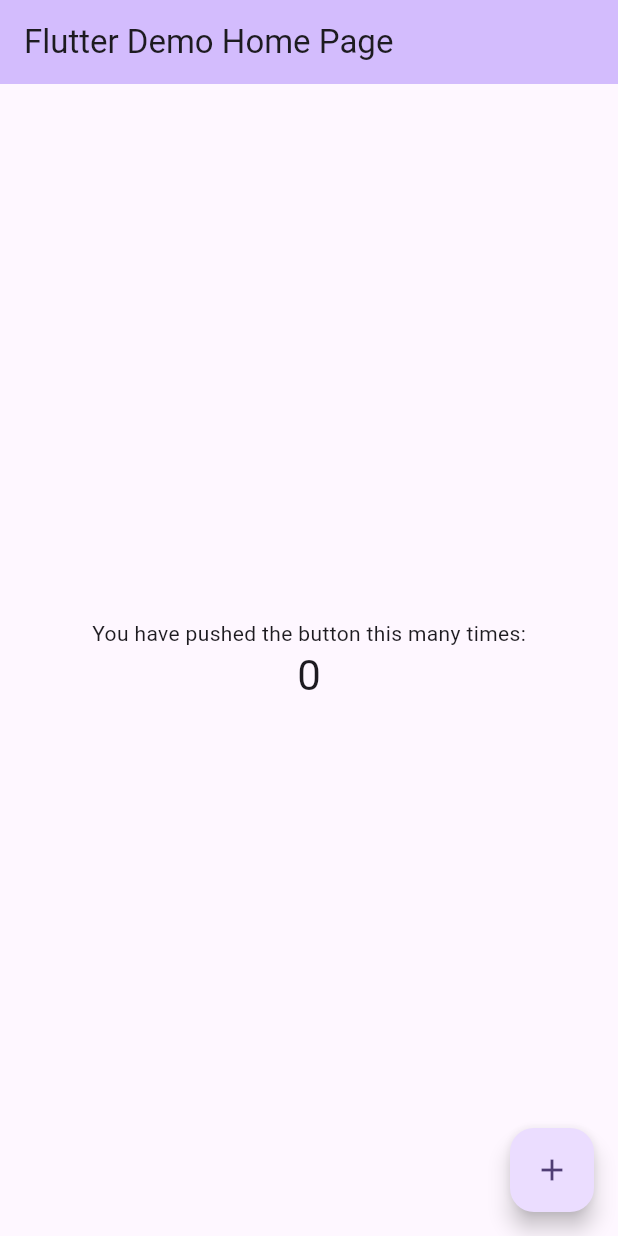
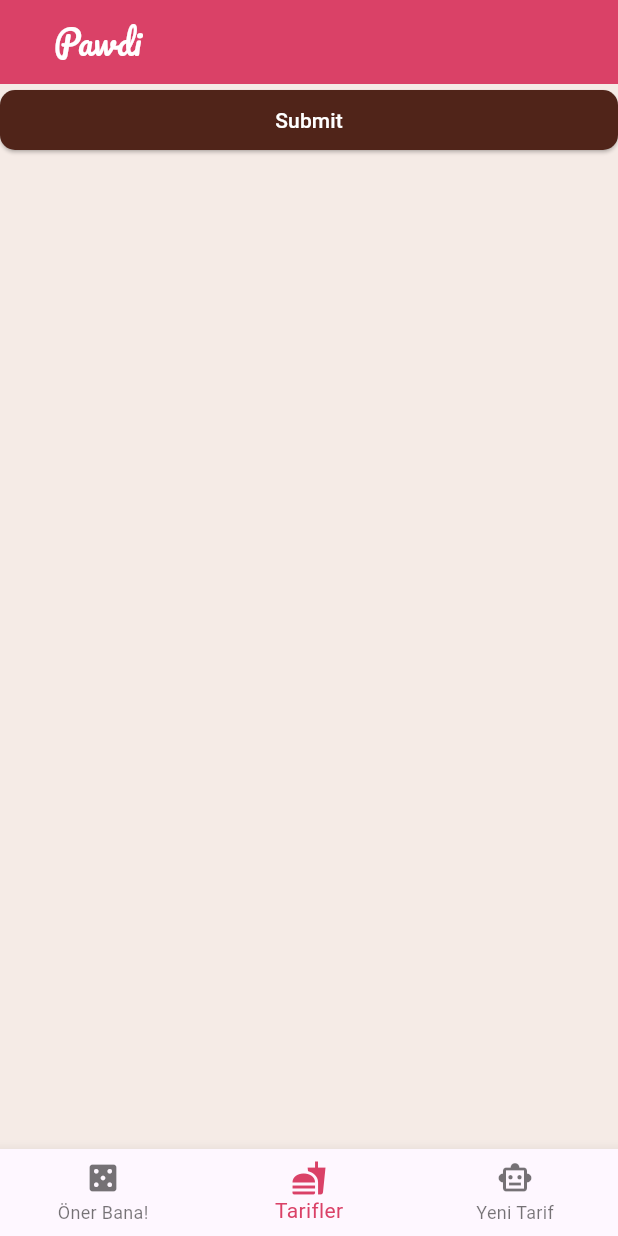
Before and after one commit to Dsoylular/bootcampGoogle, a Flutter app: the screen it shows after launch, on a phone screen of 412 x 824 dp. Run offline on Flutter 3.47's test engine with Material 3 defaults, Android fonts, the phone set to English and light mode, and no system bars.

Commit message:
MainPage.dart and appColors.dart first commmit

```diff
--- /dev/null
+++ b/lib/MainPage.dart
@@ -0,0 +1,87 @@
+import 'package:bootcamp_google/appColors.dart';
+import 'package:flutter/material.dart';
+
+class MainPage extends StatefulWidget {
+  const MainPage({super.key});
+
+  @override
+  State<MainPage> createState() => _MainPageState();
+}
+
+class _MainPageState extends State<MainPage> {
+  int _selectedIndex = 1;
+
+  @override
+  Widget build(BuildContext context) {
+    return Scaffold(
+      appBar: AppBar(
+        backgroundColor: pink,
+        title: const Row(
+          children: [
+             SizedBox(width: 20),
+            Expanded(
+              child: Text(
+                "Pawdi",
+                style: TextStyle(
+                  color: Colors.white,
+                  fontFamily: 'Pacifico',
+                ),
+              ),
+            ),
+          ],
+        ),
+      ),
+      body: buildMainPage(),
+      bottomNavigationBar: BottomNavigationBar(
+        items: const <BottomNavigationBarItem>[
+          BottomNavigationBarItem(
+            icon: Icon(Icons.casino),
+            label: 'Öner Bana!',
+          ),
+          BottomNavigationBarItem(
+            icon: Icon(Icons.fastfood),
+            label: 'Tarifler',
+          ),
+          BottomNavigationBarItem(
+            icon: Icon(Icons.smart_toy_outlined),
+            label: 'Yeni Tarif',
+          ),
+        ],
+        currentIndex: _selectedIndex,
+        selectedItemColor: pink,
+        onTap: _onItemTapped,
+      ),
+    );
+  }
+
+  void _onItemTapped(int index) {
+    setState(() {
+      _selectedIndex = index;
+    });
+  }
+
+  Widget buildMainPage() {
+    return Container(
+      color: cream,
+      width: double.infinity,
+      child: Column(
+        crossAxisAlignment: CrossAxisAlignment.stretch,
+        children: [
+          ElevatedButton(
+            onPressed: () {},
+            child: Text(
+              "Submit",
+              style: TextStyle(color: white),
+            ),
+            style: ElevatedButton.styleFrom(
+              backgroundColor: brown,
+              shape: RoundedRectangleBorder(
+                borderRadius: BorderRadius.circular(10),
+              ),
+            ),
+          ),
+        ],
+      ),
+    );
+  }
+}
--- /dev/null
+++ b/lib/appColors.dart
@@ -0,0 +1,14 @@
+import 'package:flutter/material.dart';
+
+Color white = Colors.white;
+Color black = Colors.black;
+Color darkGrey = Colors.black12;
+Color lightGrey = Colors.white30;
+Color denizCream = const Color.fromARGB(255, 245, 235, 230);
+
+Color pink = const Color.fromARGB(255, 218, 65, 103);
+Color cream = const Color.fromARGB(255, 245, 235, 230);
+Color lightBlue = const Color.fromARGB(255, 99, 105, 209);
+Color brown = const Color.fromARGB(255, 80, 36, 25);
+
+Color darkRed = const Color.fromARGB(255, 255, 221, 210);
--- a/lib/main.dart
+++ b/lib/main.dart
@@ -1,4 +1,6 @@
 import 'package:flutter/material.dart';
+
+import 'MainPage.dart';
 
 void main() {
   runApp(const MyApp());
@@ -7,104 +9,14 @@ void main() {
 class MyApp extends StatelessWidget {
   const MyApp({super.key});
 
-  // This widget is the root of your application.
   @override
   Widget build(BuildContext context) {
     return MaterialApp(
-      title: 'Flutter Demo',
+      title: 'Pawti',
       theme: ThemeData(
-        colorScheme: ColorScheme.fromSeed(seedColor: Colors.deepPurple),
-        useMaterial3: true,
+        primarySwatch: Colors.blue,
       ),
-      home: const MyHomePage(title: 'Flutter Demo Home Page'),
+      home: const MainPage(),
     );
   }
 }
-
-class MyHomePage extends StatefulWidget {
-  const MyHomePage({super.key, required this.title});
-
-  // This widget is the home page of your application. It is stateful, meaning
-  // that it has a State object (defined below) that contains fields that affect
-  // how it looks.
-
-  // This class is the configuration for the state. It holds the values (in this
-  // case the title) provided by the parent (in this case the App widget) and
-  // used by the build method of the State. Fields in a Widget subclass are
-  // always marked "final".
-
-  final String title;
-
-  @override
-  State<MyHomePage> createState() => _MyHomePageState();
-}
-
-class _MyHomePageState extends State<MyHomePage> {
-  int _counter = 0;
-
-  void _incrementCounter() {
-    setState(() {
-      // This call to setState tells the Flutter framework that something has
-      // changed in this State, which causes it to rerun the build method below
-      // so that the display can reflect the updated values. If we changed
-      // _counter without calling setState(), then the build method would not be
-      // called again, and so nothing would appear to happen.
-      _counter++;
-    });
-  }
-
-  @override
-  Widget build(BuildContext context) {
-    // This method is rerun every time setState is called, for instance as done
-    // by the _incrementCounter method above.
-    //
-    // The Flutter framework has been optimized to make rerunning build methods
-    // fast, so that you can just rebuild anything that needs updating rather
-    // than having to individually change instances of widgets.
-    return Scaffold(
-      appBar: AppBar(
-        // TRY THIS: Try changing the color here to a specific color (to
-        // Colors.amber, perhaps?) and trigger a hot reload to see the AppBar
-        // change color while the other colors stay the same.
-        backgroundColor: Theme.of(context).colorScheme.inversePrimary,
-        // Here we take the value from the MyHomePage object that was created by
-        // the App.build method, and use it to set our appbar title.
-        title: Text(widget.title),
-      ),
-      body: Center(
-        // Center is a layout widget. It takes a single child and positions it
-        // in the middle of the parent.
-        child: Column(
-          // Column is also a layout widget. It takes a list of children and
-          // arranges them vertically. By default, it sizes itself to fit its
-          // children horizontally, and tries to be as tall as its parent.
-          //
-          // Column has various properties to control how it sizes itself and
-          // how it positions its children. Here we use mainAxisAlignment to
-          // center the children vertically; the main axis here is the vertical
-          // axis because Columns are vertical (the cross axis would be
-          // horizontal).
-          //
-          // TRY THIS: Invoke "debug painting" (choose the "Toggle Debug Paint"
-          // action in the IDE, or press "p" in the console), to see the
-          // wireframe for each widget.
-          mainAxisAlignment: MainAxisAlignment.center,
-          children: <Widget>[
-            const Text(
-              'You have pushed the button this many times:',
-            ),
-            Text(
-              '$_counter',
-              style: Theme.of(context).textTheme.headlineMedium,
-            ),
-          ],
-        ),
-      ),
-      floatingActionButton: FloatingActionButton(
-        onPressed: _incrementCounter,
-        tooltip: 'Increment',
-        child: const Icon(Icons.add),
-      ), // This trailing comma makes auto-formatting nicer for build methods.
-    );
-  }
-}
```
Also changed, not shown: pubspec.yaml (+7 -66 lines), assets/fonts/Pacifico-Regular.ttf (added), 1 other file.
